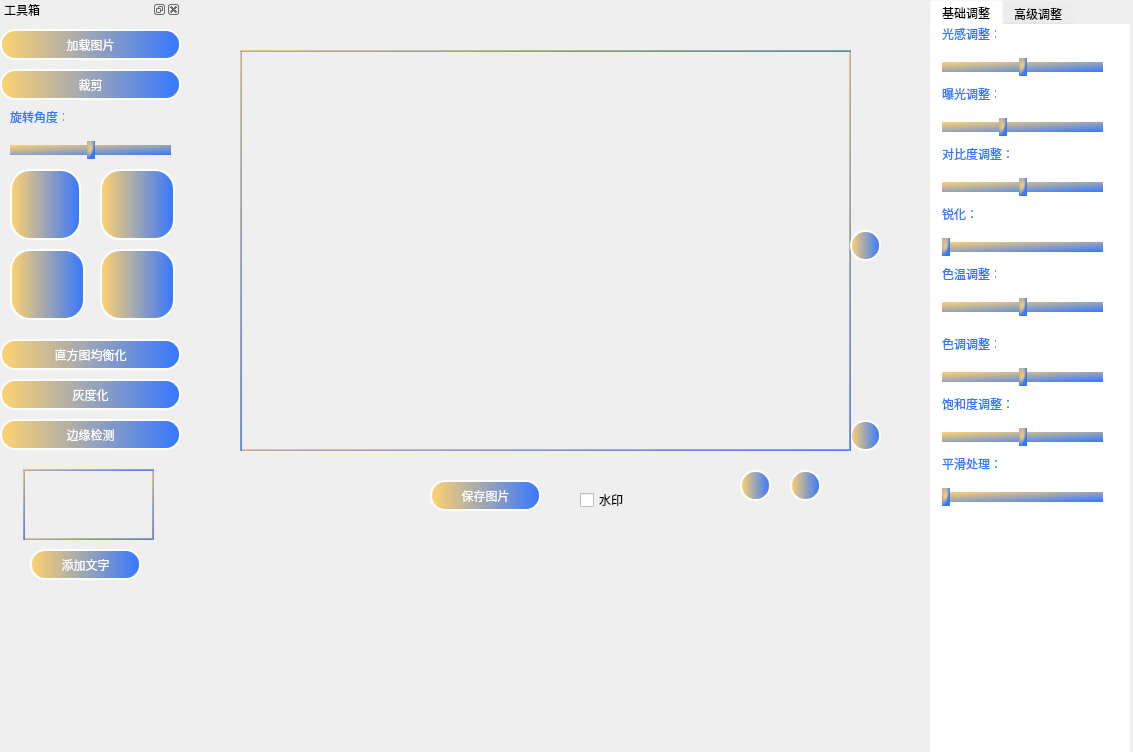
Qt form qt_demo/mainwindow.ui (Signal-groupproject/digital_signal) before a commit.
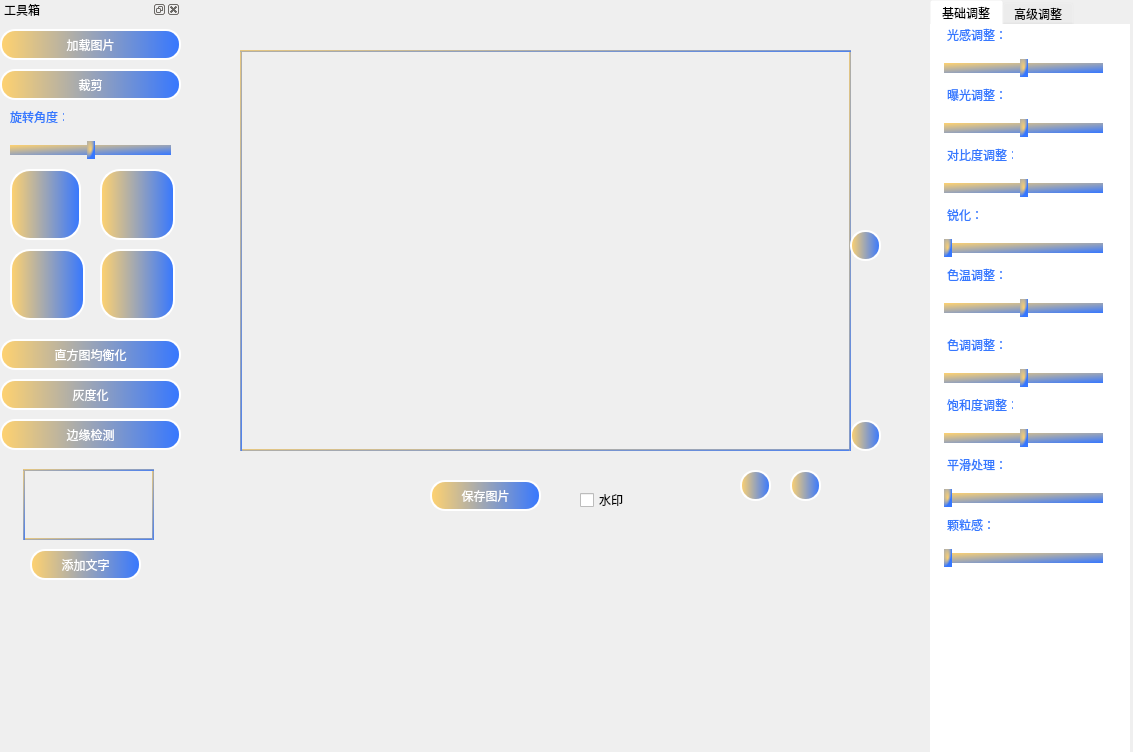
The same form after that commit.

```diff
--- a/qt_demo/mainwindow.ui
+++ b/qt_demo/mainwindow.ui
@@ -535,6 +535,9 @@
      <height>751</height>
     </rect>
    </property>
+   <property name="styleSheet">
+    <string notr="true"/>
+   </property>
    <widget class="QPushButton" name="Contrast">
     <property name="geometry">
      <rect>
@@ -771,7 +774,8 @@
     </rect>
    </property>
    <property name="styleSheet">
-    <string notr="true">background-color: rgba(255, 255, 255, 0);</string>
+    <string notr="true">background-color: rgba(255, 255, 255, 0);
+border: 1px solid transparent;</string>
    </property>
    <property name="currentIndex">
     <number>0</number>
@@ -805,7 +809,7 @@
       <rect>
        <x>10</x>
        <y>0</y>
-       <width>54</width>
+       <width>61</width>
        <height>16</height>
       </rect>
      </property>
@@ -869,7 +873,7 @@
       <rect>
        <x>10</x>
        <y>60</y>
-       <width>54</width>
+       <width>61</width>
        <height>16</height>
       </rect>
      </property>
@@ -919,7 +923,7 @@
                         </string>
      </property>
      <property name="minimum">
-      <number>-60</number>
+      <number>-100</number>
      </property>
      <property name="maximum">
       <number>100</number>
@@ -1121,7 +1125,7 @@
       <rect>
        <x>10</x>
        <y>240</y>
-       <width>54</width>
+       <width>61</width>
        <height>16</height>
       </rect>
      </property>
@@ -1205,7 +1209,7 @@
       <rect>
        <x>10</x>
        <y>310</y>
-       <width>54</width>
+       <width>61</width>
        <height>16</height>
       </rect>
      </property>
@@ -1452,6 +1456,90 @@
       <string/>
      </property>
     </widget>
+    <widget class="QLabel" name="label_15">
+     <property name="geometry">
+      <rect>
+       <x>10</x>
+       <y>490</y>
+       <width>71</width>
+       <height>16</height>
+      </rect>
+     </property>
+     <property name="styleSheet">
+      <string notr="true">QLabel {
+                            color: qlineargradient(x1: 0, y1: 0, x2: 1, y2: 1, stop: 0 #ffd26f, stop: 1 #3677ff);
+                            background-color:rgba(255,255,255,0);
+                            }
+                        </string>
+     </property>
+     <property name="text">
+      <string>颗粒感：</string>
+     </property>
+    </widget>
+    <widget class="QLabel" name="angle_14">
+     <property name="geometry">
+      <rect>
+       <x>70</x>
+       <y>490</y>
+       <width>61</width>
+       <height>16</height>
+      </rect>
+     </property>
+     <property name="styleSheet">
+      <string notr="true">QLabel {
+                            color: qlineargradient(x1: 0, y1: 0, x2: 1, y2: 1, stop: 0 #ffd26f, stop: 1 #3677ff);
+                            background-color:rgba(255,255,255,0);
+                            }
+                        </string>
+     </property>
+     <property name="text">
+      <string/>
+     </property>
+    </widget>
+    <widget class="QSlider" name="particle">
+     <property name="geometry">
+      <rect>
+       <x>10</x>
+       <y>520</y>
+       <width>161</width>
+       <height>22</height>
+      </rect>
+     </property>
+     <property name="styleSheet">
+      <string notr="true">QSlider::add-page:Horizontal {
+                            background: qlineargradient(spread:pad, x1:0, y1:0, x2:1, y2:1, stop:0 #ffd26f, stop:1 #3677ff);
+                            height: 4px;
+                            background-color:rgba(255,255,255,0);
+                            }
+
+                            QSlider::sub-page:Horizontal {
+                            background: qlineargradient(spread:pad, x1:0, y1:0, x2:1, y2:1, stop:0 #ffd26f, stop:1 #3677ff);
+                            height: 4px;
+                            background-color:rgba(255,255,255,0);
+                            }
+
+                            QSlider::groove:Horizontal {
+                            background: qlineargradient(spread:pad, x1:0, y1:0, x2:1, y2:1, stop:0 #ffd26f, stop:1 #3677ff);
+                            height: 10px;
+                            }
+
+                            QSlider::handle:Horizontal {
+                            width: 8px;
+                            margin: -4 0px;
+                            background: qradialgradient(cx:0, cy:0, radius:1, fx:0.5, fy:0.5, stop:0 #ffd26f, stop:1 #3677ff);
+                            }
+                        </string>
+     </property>
+     <property name="minimum">
+      <number>0</number>
+     </property>
+     <property name="maximum">
+      <number>100</number>
+     </property>
+     <property name="orientation">
+      <enum>Qt::Horizontal</enum>
+     </property>
+    </widget>
    </widget>
    <widget class="QWidget" name="tab_2">
     <attribute name="title">
```
